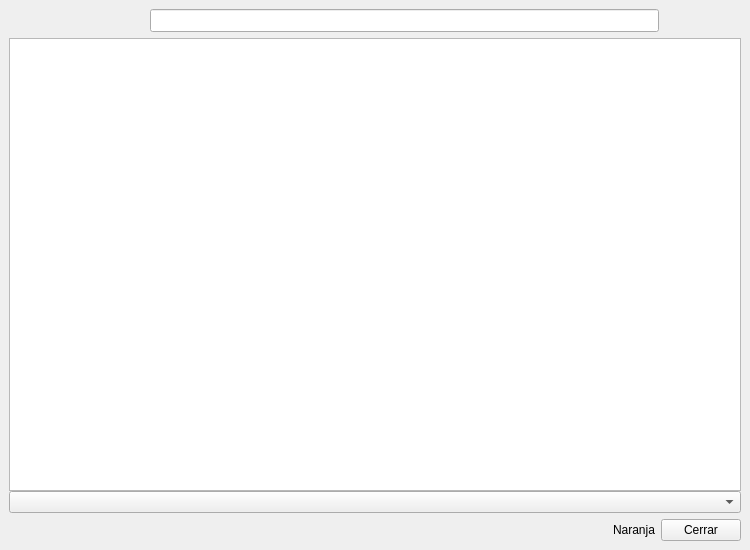
Old version of the form gui/MainForm.ui in the repository emilianox/Fragmentos.
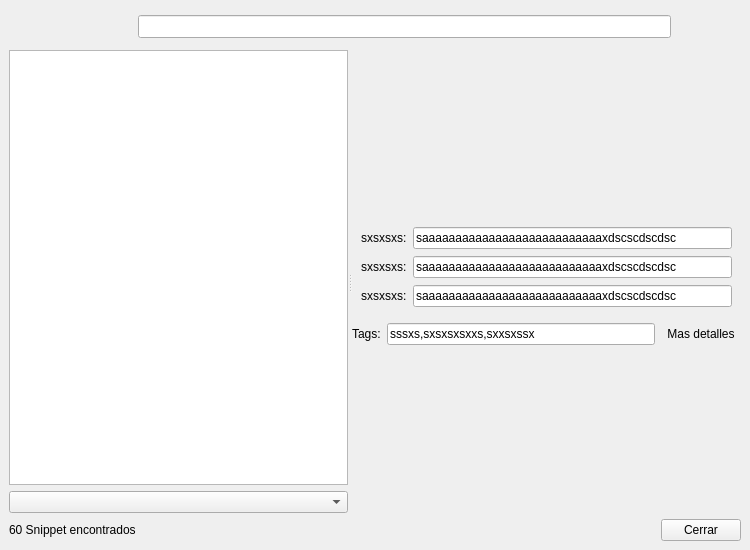
New version of the form. Icons and pictures are not drawn.

```diff
--- a/gui/MainForm.ui
+++ b/gui/MainForm.ui
@@ -17,9 +17,12 @@
    <string>Fragmentos</string>
   </property>
   <widget class="QWidget" name="centralWidget">
-   <layout class="QVBoxLayout" name="verticalLayout_2">
+   <layout class="QVBoxLayout" name="verticalLayout_5">
     <item>
      <layout class="QHBoxLayout" name="horizontalLayout_3">
+      <property name="spacing">
+       <number>0</number>
+      </property>
       <item>
        <widget class="QPushButton" name="btAgregarSnippet">
         <property name="enabled">
@@ -323,47 +326,11 @@
     </item>
     <item>
      <widget class="QSplitter" name="spPrincipal">
-      <property name="enabled">
-       <bool>true</bool>
-      </property>
-      <property name="sizePolicy">
-       <sizepolicy hsizetype="Minimum" vsizetype="Expanding">
-        <horstretch>0</horstretch>
-        <verstretch>0</verstretch>
-       </sizepolicy>
-      </property>
-      <property name="minimumSize">
-       <size>
-        <width>0</width>
-        <height>0</height>
-       </size>
-      </property>
-      <property name="layoutDirection">
-       <enum>Qt::LeftToRight</enum>
-      </property>
-      <property name="autoFillBackground">
-       <bool>false</bool>
-      </property>
-      <property name="frameShape">
-       <enum>QFrame::NoFrame</enum>
-      </property>
-      <property name="frameShadow">
-       <enum>QFrame::Plain</enum>
-      </property>
       <property name="orientation">
        <enum>Qt::Horizontal</enum>
       </property>
-      <property name="opaqueResize">
-       <bool>true</bool>
-      </property>
-      <widget class="QWidget" name="layoutWidget">
-       <layout class="QVBoxLayout" name="verticalLayout">
-        <property name="spacing">
-         <number>0</number>
-        </property>
-        <property name="sizeConstraint">
-         <enum>QLayout::SetMinimumSize</enum>
-        </property>
+      <widget class="QWidget" name="">
+       <layout class="QVBoxLayout" name="verticalLayout_4">
         <item>
          <widget class="QTreeView" name="tvLenguajes">
           <property name="sizePolicy">
@@ -404,12 +371,145 @@
         </item>
        </layout>
       </widget>
+      <widget class="QWidget" name="">
+       <layout class="QVBoxLayout" name="vlCodigo">
+        <item>
+         <layout class="QVBoxLayout" name="verticalLayout_2">
+          <item>
+           <widget class="QWidget" name="wgtDetalles" native="true">
+            <property name="minimumSize">
+             <size>
+              <width>0</width>
+              <height>100</height>
+             </size>
+            </property>
+            <property name="maximumSize">
+             <size>
+              <width>16777215</width>
+              <height>100</height>
+             </size>
+            </property>
+            <layout class="QVBoxLayout" name="verticalLayout">
+             <item>
+              <layout class="QHBoxLayout" name="horizontalLayout_5">
+               <item>
+                <widget class="QLabel" name="label_6">
+                 <property name="text">
+                  <string>sxsxsxs:</string>
+                 </property>
+                </widget>
+               </item>
+               <item>
+                <widget class="QLineEdit" name="lineEdit_5">
+                 <property name="text">
+                  <string>saaaaaaaaaaaaaaaaaaaaaaaaaaaxdscscdscdsc</string>
+                 </property>
+                 <property name="readOnly">
+                  <bool>true</bool>
+                 </property>
+                </widget>
+               </item>
+              </layout>
+             </item>
+             <item>
+              <layout class="QHBoxLayout" name="horizontalLayout_6">
+               <item>
+                <widget class="QLabel" name="label_7">
+                 <property name="text">
+                  <string>sxsxsxs:</string>
+                 </property>
+                </widget>
+               </item>
+               <item>
+                <widget class="QLineEdit" name="lineEdit_6">
+                 <property name="text">
+                  <string>saaaaaaaaaaaaaaaaaaaaaaaaaaaxdscscdscdsc</string>
+                 </property>
+                 <property name="readOnly">
+                  <bool>true</bool>
+                 </property>
+                </widget>
+               </item>
+              </layout>
+             </item>
+             <item>
+              <layout class="QHBoxLayout" name="horizontalLayout_7">
+               <item>
+                <widget class="QLabel" name="label_8">
+                 <property name="text">
+                  <string>sxsxsxs:</string>
+                 </property>
+                </widget>
+               </item>
+               <item>
+                <widget class="QLineEdit" name="lineEdit_7">
+                 <property name="text">
+                  <string>saaaaaaaaaaaaaaaaaaaaaaaaaaaxdscscdscdsc</string>
+                 </property>
+                 <property name="readOnly">
+                  <bool>true</bool>
+                 </property>
+                </widget>
+               </item>
+              </layout>
+             </item>
+            </layout>
+           </widget>
+          </item>
+          <item>
+           <layout class="QHBoxLayout" name="horizontalLayout">
+            <item>
+             <widget class="QLabel" name="label_9">
+              <property name="text">
+               <string>Tags:</string>
+              </property>
+             </widget>
+            </item>
+            <item>
+             <widget class="QLineEdit" name="lineEdit_8">
+              <property name="text">
+               <string>sssxs,sxsxsxsxxs,sxxsxssx</string>
+              </property>
+              <property name="readOnly">
+               <bool>true</bool>
+              </property>
+             </widget>
+            </item>
+            <item>
+             <widget class="QPushButton" name="pushButton_4">
+              <property name="text">
+               <string>Mas detalles</string>
+              </property>
+              <property name="checkable">
+               <bool>true</bool>
+              </property>
+              <property name="autoDefault">
+               <bool>true</bool>
+              </property>
+              <property name="flat">
+               <bool>true</bool>
+              </property>
+             </widget>
+            </item>
+           </layout>
+          </item>
+         </layout>
+        </item>
+       </layout>
+      </widget>
      </widget>
     </item>
     <item>
-     <layout class="QHBoxLayout" name="horizontalLayout" stretch="0,0,0">
+     <layout class="QHBoxLayout" name="horizontalLayout_8">
       <item>
-       <spacer name="horizontalSpacer">
+       <widget class="QLabel" name="lbEstado">
+        <property name="text">
+         <string>60 Snippet encontrados</string>
+        </property>
+       </widget>
+      </item>
+      <item>
+       <spacer name="horizontalSpacer_2">
         <property name="orientation">
          <enum>Qt::Horizontal</enum>
         </property>
@@ -421,13 +521,6 @@
         </property>
        </spacer>
       </item>
-      <item>
-       <widget class="QLabel" name="label">
-        <property name="text">
-         <string>Naranja</string>
-        </property>
-       </widget>
-      </item>
       <item>
        <widget class="QPushButton" name="btCerrar">
         <property name="text">
```
Left out of the diff: 65 changed lines with no effect on the pictures.
